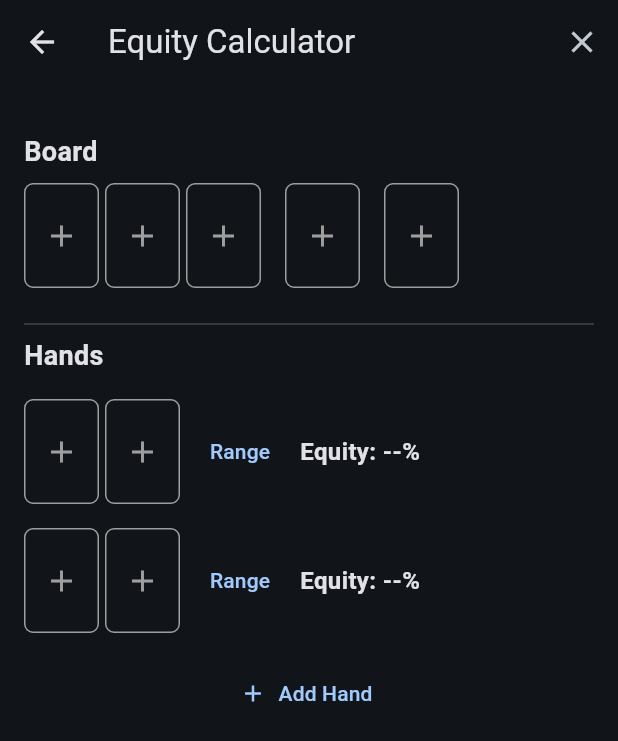
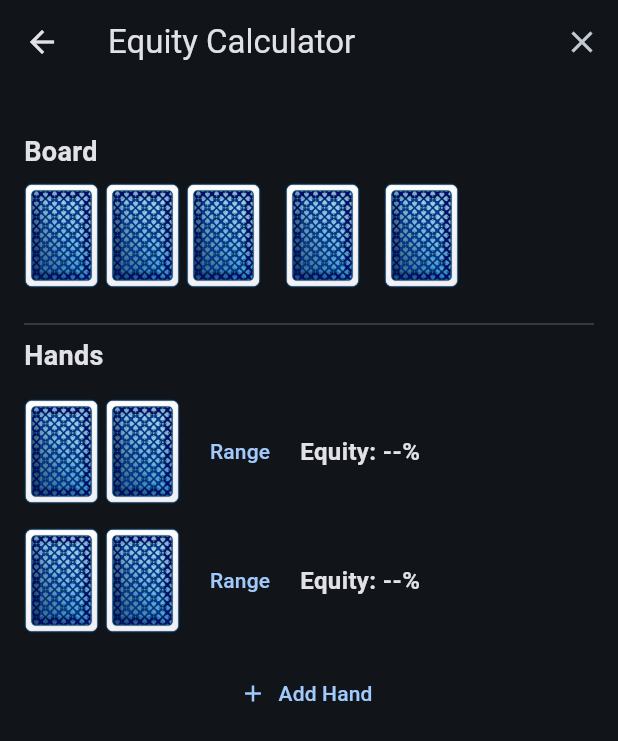
Before and after one commit to go-maxus-go/op, a Flutter app: the EquityScreen screen opened directly, on a phone screen of 412 x 824 dp. Shown: the top 741 px of the screen. Run offline on Flutter 3.47's test engine with Material 3 defaults, Android fonts, the phone set to English and light mode, and no system bars; our stand-ins replace yaml.

Commit message:
Use the card bacK asset

```diff
--- a/lib/card.dart
+++ b/lib/card.dart
@@ -40,6 +40,11 @@ class Card {
 
   String get assetPath => 'assets/deck/card_$value$suit.png';
 
+  static const String backAssetPath = 'assets/deck/cardback.png';
+
+  /// Width / height of the card face images.
+  static const double faceAspectRatio = 50 / 70;
+
   @override
   bool operator ==(Object other) =>
       identical(this, other) ||
--- a/lib/equity_screen.dart
+++ b/lib/equity_screen.dart
@@ -167,15 +167,20 @@ class _EquityScreenState extends State<EquityScreen> {
               color: isSelected
                   ? Colors.blue.withValues(alpha: 0.2)
                   : Colors.transparent,
-              border: Border.all(
-                color: isSelected ? Colors.blue : Colors.grey,
-                width: isSelected ? 3 : 1,
-              ),
+              border: isSelected
+                  ? Border.all(color: Colors.blue, width: 3)
+                  : null,
               borderRadius: BorderRadius.circular(6),
             ),
-            child: card != null
-                ? Image.asset(card.assetPath, fit: BoxFit.contain)
-                : const Center(child: Icon(Icons.add, color: Colors.grey)),
+            child: Center(
+              child: AspectRatio(
+                aspectRatio: Card.faceAspectRatio,
+                child: Image.asset(
+                  card?.assetPath ?? Card.backAssetPath,
+                  fit: BoxFit.fill,
+                ),
+              ),
+            ),
           ),
           if (label != null) ...[
             const SizedBox(height: 4),
--- a/lib/poker_table_view.dart
+++ b/lib/poker_table_view.dart
@@ -396,9 +396,6 @@ class _SeatCards extends StatelessWidget {
   static const double heroCardHeight = 65;
   static const double villainCardWidth = 30;
   static const double villainCardHeight = 45;
-  static const double _faceAspectRatio = 50 / 70;
-  static const String _cardBackAsset = 'assets/deck/cardback.png';
-
   const _SeatCards({
     required this.cards,
     required this.isHero,
@@ -428,9 +425,9 @@ class _SeatCards extends StatelessWidget {
       height: height,
       child: Center(
         child: AspectRatio(
-          aspectRatio: _faceAspectRatio,
+          aspectRatio: Card.faceAspectRatio,
           child: Image.asset(
-            faceDown ? _cardBackAsset : card.assetPath,
+            faceDown ? Card.backAssetPath : card.assetPath,
             fit: BoxFit.fill,
           ),
         ),
```
